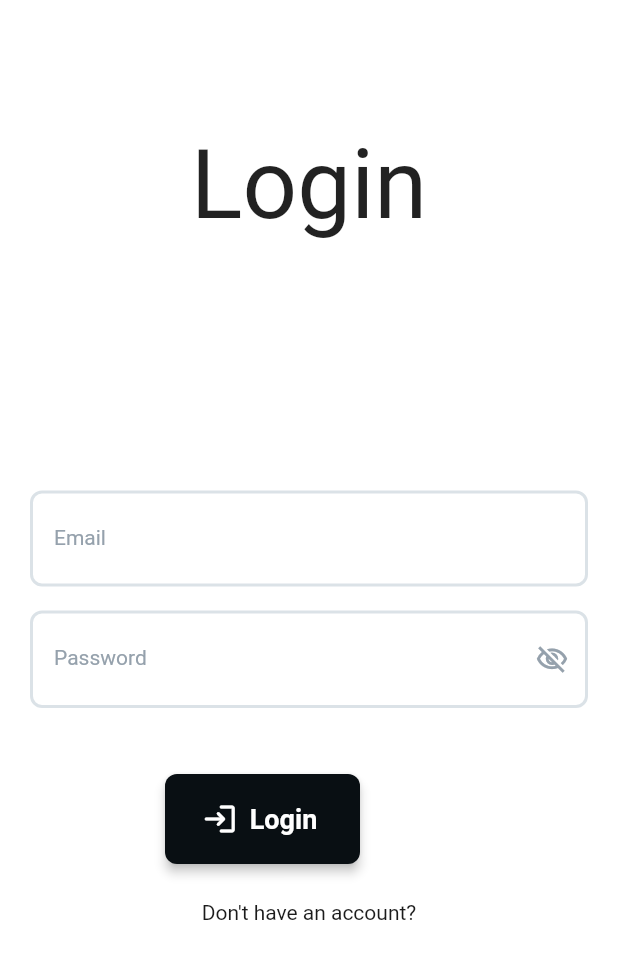
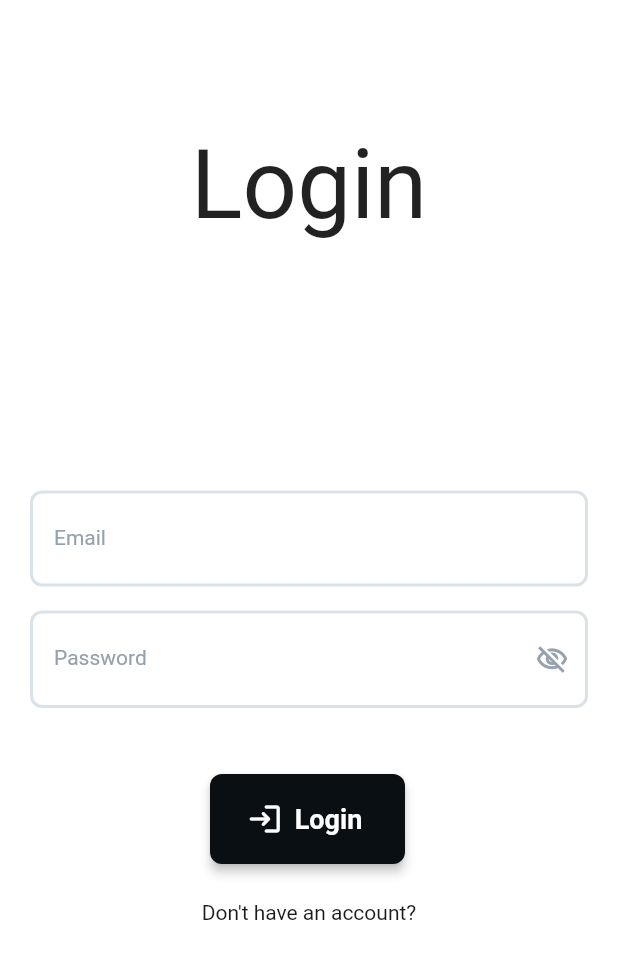
Before and after one commit to jokev106/Calowrie, a Flutter app: the screen it shows after launch, on a phone screen of 412 x 824 dp. Shown: the top 959 px of the screen. Run offline on Flutter 3.47's test engine with Material 2 defaults, Android fonts, the phone set to English and light mode, and no system bars; our stand-ins replace google_fonts; Roboto replaces fonts that are missing (Lexend Deca, Lexend Duca, Poopins).

Commit message:
Fixing elevated button login

```diff
--- a/lib/views/pages/login_pages.dart
+++ b/lib/views/pages/login_pages.dart
@@ -190,7 +190,7 @@ class _LoginState extends State<Login> {
                           mainAxisAlignment: MainAxisAlignment.spaceBetween,
                           children: [
                             Padding(
-                              padding: const EdgeInsetsDirectional.fromSTEB(90, 20, 0, 0),
+                              padding: const EdgeInsetsDirectional.fromSTEB(120, 20, 0, 0),
                               child:  ElevatedButton.icon(
                                 label: const Text("Login",
                                 style: TextStyle(
```
